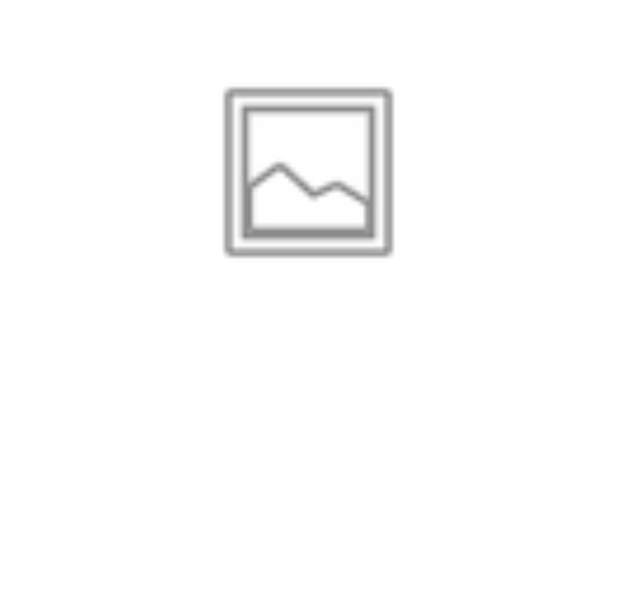
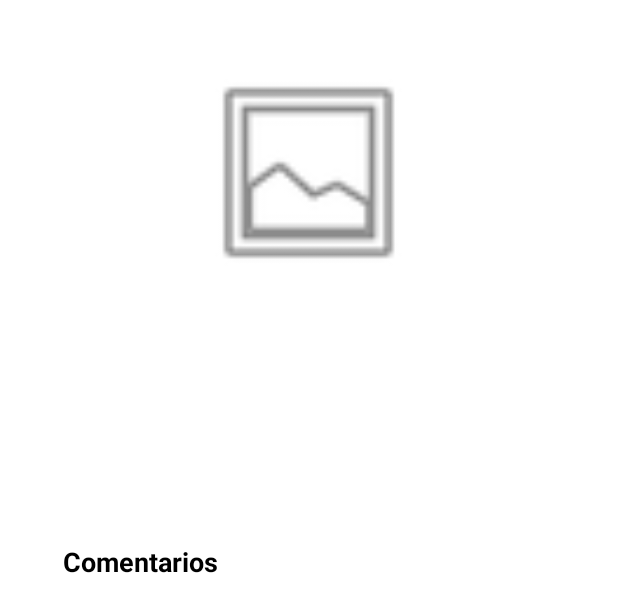
Before and after one commit to marianadiaz179/Vinilos-MISW-4203, an Android app built with Jetpack Compose: the layout album_detail_fragment.xml on its own in the app's theme, with its tools: preview values and no code run, on a phone screen of 412 x 824 dp. Shown: the top 612 px of the screen. Run offline under Robolectric (Android 15) with nearby library versions, the phone set to English and light mode, and no system bars; network calls fail.

Commit message:
Add cache on Album Comments

```diff
--- a/app/src/main/res/layout/album_detail_fragment.xml
+++ b/app/src/main/res/layout/album_detail_fragment.xml
@@ -72,6 +72,25 @@
                     android:layout_marginTop="8dp"
                     android:layout_marginStart="12dp"
                     android:textColor="#444444" />
+
+                <TextView
+                    android:id="@+id/commentsTitle"
+                    android:layout_width="match_parent"
+                    android:layout_height="wrap_content"
+                    android:layout_marginTop="24dp"
+                    android:layout_marginStart="12dp"
+                    android:text="Comentarios"
+                    android:textSize="18sp"
+                    android:textStyle="bold"
+                    android:textColor="#000000" />
+
+                <androidx.recyclerview.widget.RecyclerView
+                    android:id="@+id/commentsRecyclerView"
+                    android:layout_width="match_parent"
+                    android:layout_height="wrap_content"
+                    android:layout_marginTop="20dp"
+                    android:padding="12dp"
+                    android:nestedScrollingEnabled="false"/>
             </LinearLayout>
         </ScrollView>
 
```
Also changed, not shown: app/src/main/java/com/app/vinilos_misw4203/models/Comment.kt (added, +7 -0 lines), app/src/main/java/com/app/vinilos_misw4203/network/CacheManager.kt (added, +25 -0 lines), app/src/main/java/com/app/vinilos_misw4203/network/NetworkServiceAdapter.kt (+19 -0 lines), app/src/main/java/com/app/vinilos_misw4203/repositories/CommentRepository.kt (added, +24 -0 lines), app/src/main/java/com/app/vinilos_misw4203/ui/AlbumDetailFragment.kt (+21 -7 lines), app/src/main/java/com/app/vinilos_misw4203/ui/adapters/CommentAdapter.kt (added, +37 -0 lines), app/src/main/java/com/app/vinilos_misw4203/viewmodels/AlbumDetailViewModel.kt (+16 -6 lines), app/src/main/res/layout/comment_item.xml (added, +23 -0 lines), 4 other files.
